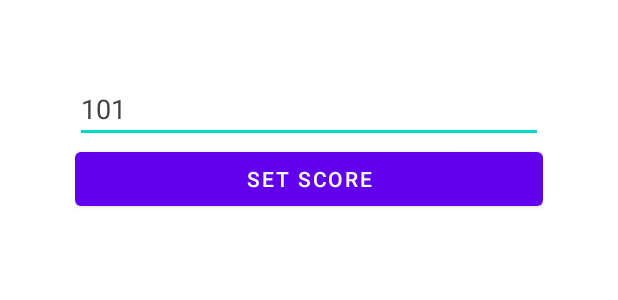
After one commit to dnadawa/DiceDash, an Android app: the layout set_score_dialog.xml on its own in the app's theme, with its tools: preview values and no code run, on a phone screen of 412 x 824 dp. The commit adds this screen. Shown: the top 300 px of the screen. Run offline under Robolectric (Android 15) with nearby library versions, the phone set to English and light mode, and no system bars.

Commit message:
Allow player to set the winning score

```diff
--- a/app/src/main/java/com/w1866973/diceroller/GameActivity.kt
+++ b/app/src/main/java/com/w1866973/diceroller/GameActivity.kt
@@ -18,10 +18,10 @@ class GameActivity : AppCompatActivity() {
     var humanThrowCount: Int = 0
     var computerThrowCount: Int = 0
     var round: Int = 1
-    val WINNING_MARK: Int = 101
     val humanDiceValues = arrayOf(0, 0, 0, 0, 0)
     val computerDiceValues = arrayOf(0, 0, 0, 0, 0)
     var isTie: Boolean = false
+    var WINNING_MARK: Int = 101
 
     lateinit var humanDie1: ImageView
     lateinit var humanDie2: ImageView
@@ -46,6 +46,7 @@ class GameActivity : AppCompatActivity() {
     override fun onCreate(savedInstanceState: Bundle?) {
         super.onCreate(savedInstanceState)
         setContentView(R.layout.activity_game)
+        WINNING_MARK = intent.getIntExtra("winningScore", WINNING_MARK)
 
         humanDie1 = findViewById<ImageView>(R.id.humDie1)
         humanDie2 = findViewById<ImageView>(R.id.humDie2)
@@ -220,7 +221,7 @@ class GameActivity : AppCompatActivity() {
     private fun showPopupWindow(message: String, textColor: Int) {
         val dialog = Dialog(this)
         dialog.setCanceledOnTouchOutside(false)
-        dialog.setContentView(R.layout.game_result_window)
+        dialog.setContentView(R.layout.game_result_dialog)
         dialog.setOnCancelListener {
             finish()
         }
--- a/app/src/main/res/layout/activity_about_dialog.xml
+++ b/app/src/main/res/layout/activity_about_dialog.xml
@@ -36,7 +36,7 @@
             android:textColor="@color/black" />
 
         <Button
-            android:id="@+id/button"
+            android:id="@+id/btnSubmitScore"
             android:layout_width="match_parent"
             android:layout_height="wrap_content"
             android:text="OK" />
--- /dev/null
+++ b/app/src/main/res/layout/set_score_dialog.xml
@@ -0,0 +1,32 @@
+<FrameLayout xmlns:android="http://schemas.android.com/apk/res/android"
+    android:layout_width="match_parent"
+    android:layout_height="wrap_content"
+    android:background="@color/white"
+    android:orientation="vertical">
+
+
+    <LinearLayout
+        android:layout_width="match_parent"
+        android:layout_height="wrap_content"
+        android:layout_margin="50dp"
+        android:orientation="vertical">
+
+        <EditText
+            android:id="@+id/txtScore"
+            android:layout_width="match_parent"
+            android:layout_height="wrap_content"
+            android:ems="10"
+            android:hint="101"
+            android:textColorHint="@color/cardview_dark_background"
+            android:inputType="number"
+            android:textColor="@color/black" />
+
+        <Button
+            android:id="@+id/btnSubmitScore"
+            android:layout_width="match_parent"
+            android:layout_height="wrap_content"
+            android:onClick="setScore"
+            android:text="Set Score" />
+    </LinearLayout>
+
+</FrameLayout>
```
Also changed, not shown: app/src/main/java/com/w1866973/diceroller/MainActivity.kt (+25 -0 lines), app/src/main/res/layout/activity_main.xml (+7 -0 lines), app/src/main/res/layout/game_result_dialog.xml (renamed from app/src/main/res/layout/game_result_window.xml).
